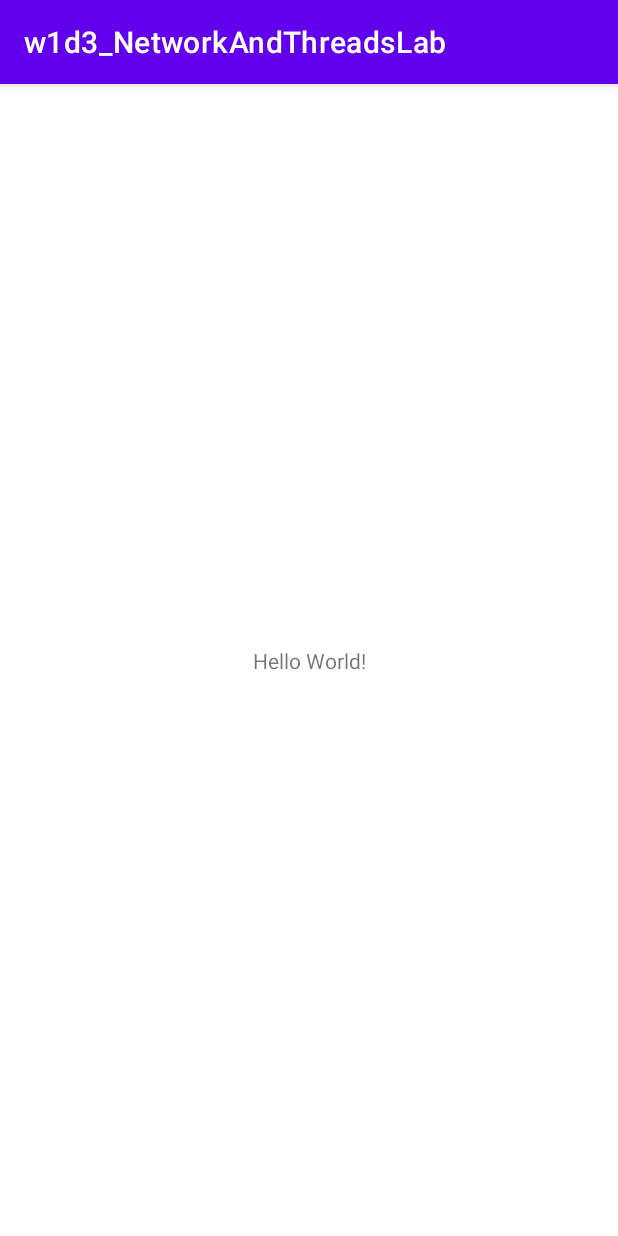
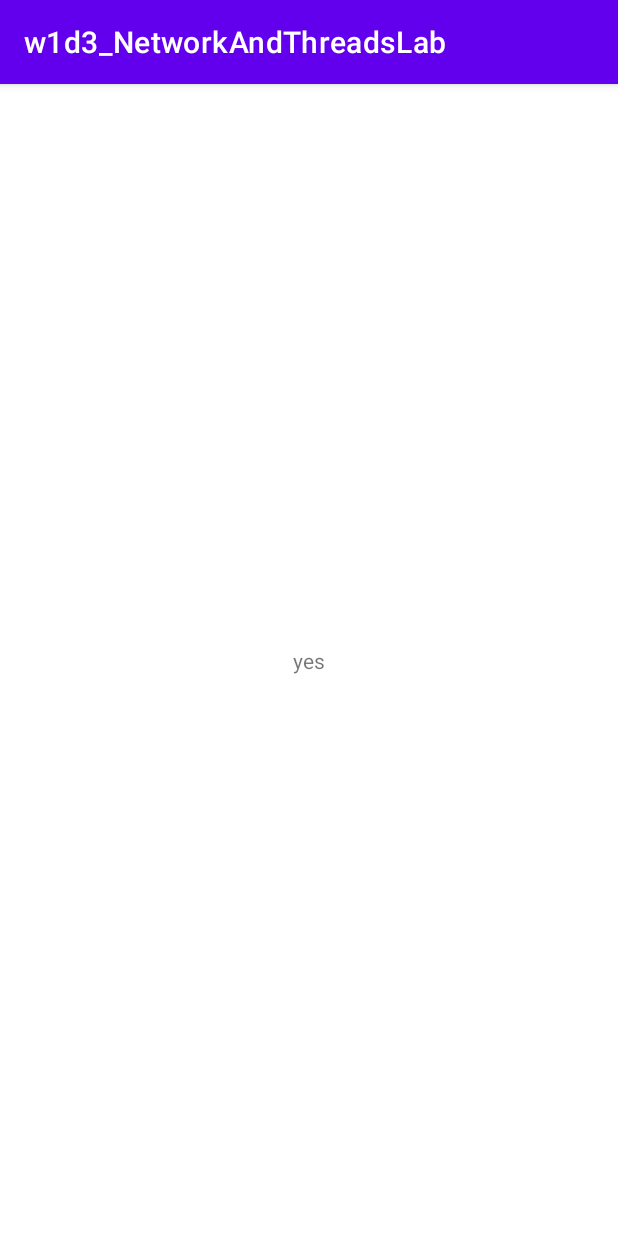
Before and after one commit to ArsalanShakil/w1d3_NetworkAndThreadsLab, an Android app: the screen it shows after launch (MainActivity), on a phone screen of 412 x 824 dp. Run offline under Robolectric (Android 15) with nearby library versions, the phone set to English and light mode, and no system bars.

Commit message:
version 1.1

```diff
--- a/app/build.gradle
+++ b/app/build.gradle
@@ -1,6 +1,8 @@
 plugins {
     id 'com.android.application'
     id 'kotlin-android'
+    id 'kotlin-android-extensions'
+
 }
 
 android {
--- a/app/src/main/AndroidManifest.xml
+++ b/app/src/main/AndroidManifest.xml
@@ -1,7 +1,8 @@
 <?xml version="1.0" encoding="utf-8"?>
 <manifest xmlns:android="http://schemas.android.com/apk/res/android"
     package="com.example.w1d3_networkandthreadslab">
-
+    <uses-permission android:name= "android.permission.INTERNET"/>
+    <uses-permission android:name= "android.permission.ACCESS_NETWORK_STATE"/>
     <application
         android:allowBackup="true"
         android:icon="@mipmap/ic_launcher"
--- a/app/src/main/java/com/example/w1d3_networkandthreadslab/MainActivity.kt
+++ b/app/src/main/java/com/example/w1d3_networkandthreadslab/MainActivity.kt
@@ -1,11 +1,34 @@
 package com.example.w1d3_networkandthreadslab
 
+import android.content.Context
+import android.net.ConnectivityManager
+import android.net.NetworkCapabilities
 import androidx.appcompat.app.AppCompatActivity
 import android.os.Bundle
+import android.os.Handler
+import android.os.Looper
+import android.os.Message
+import android.util.Log
+import kotlinx.android.synthetic.main.activity_main.*
+import java.io.InputStream
+import java.net.HttpURLConnection
+import java.net.URL
+import kotlin.concurrent.thread
 
 class MainActivity : AppCompatActivity() {
+
     override fun onCreate(savedInstanceState: Bundle?) {
         super.onCreate(savedInstanceState)
         setContentView(R.layout.activity_main)
+        if (isConnected) showData.text = "yes"
+        else
+            showData.text = "no"
+
     }
+
+    val Context.isConnected: Boolean
+        get() {
+            return (getSystemService(Context.CONNECTIVITY_SERVICE) as ConnectivityManager)
+                .activeNetworkInfo?.isConnected == true
+        }
 }
--- a/app/src/main/res/layout/activity_main.xml
+++ b/app/src/main/res/layout/activity_main.xml
@@ -10,6 +10,7 @@
         android:layout_width="wrap_content"
         android:layout_height="wrap_content"
         android:text="Hello World!"
+        android:id="@+id/showData"
         app:layout_constraintBottom_toBottomOf="parent"
         app:layout_constraintLeft_toLeftOf="parent"
         app:layout_constraintRight_toRightOf="parent"
```
